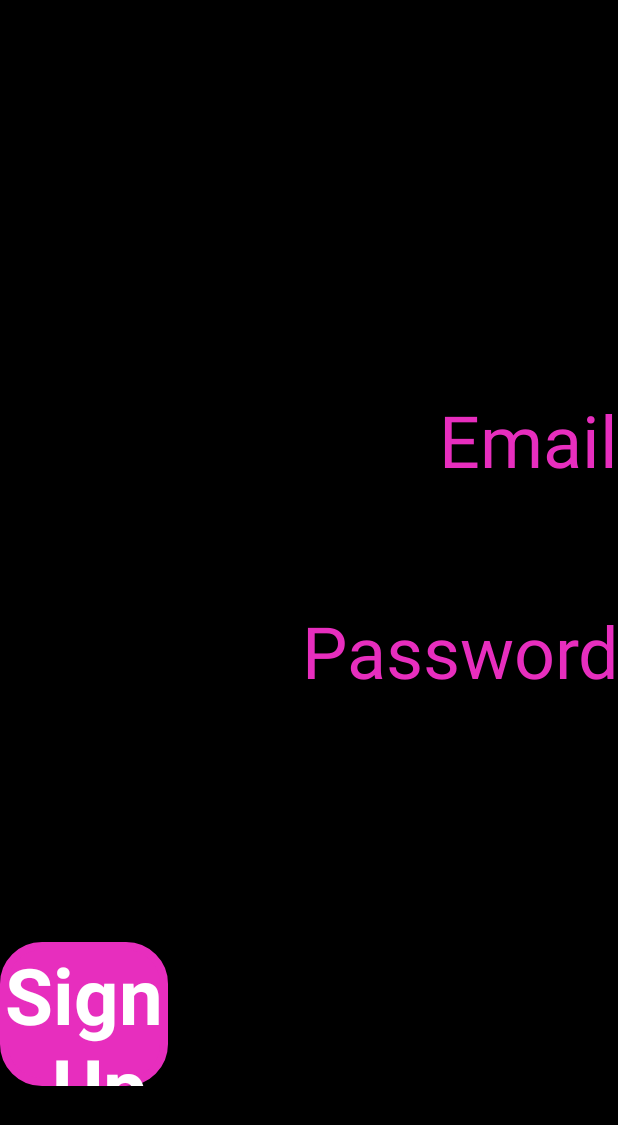
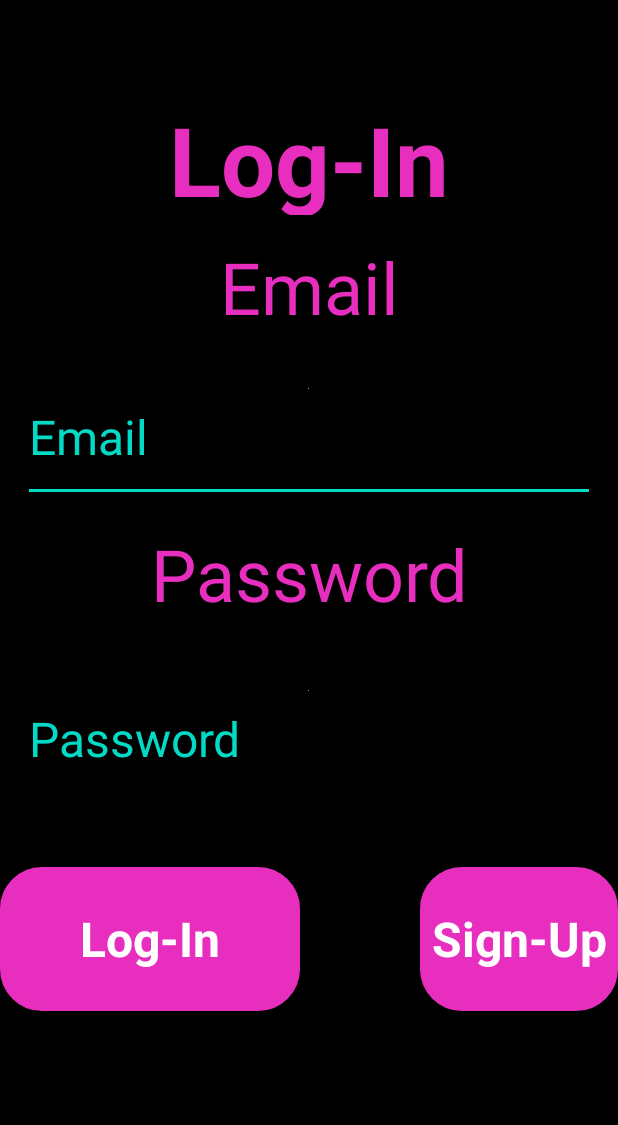
Before and after one commit to Dr-Thom/VARA-Platform, an Android app: the screen it shows after launch (LoginActivity), on a phone screen of 412 x 824 dp. Shown: the top 1125 px of the screen. Run offline under Robolectric (Android 15) with nearby library versions, the phone set to English and light mode, and no system bars.

Commit message:
Updates for Portait Mode

```diff
--- /dev/null
+++ b/VARA/app/src/main/res/layout-port/activity_login.xml
@@ -0,0 +1,137 @@
+<?xml version="1.0" encoding="utf-8"?>
+<RelativeLayout xmlns:android="http://schemas.android.com/apk/res/android"
+    android:id="@+id/loginPage"
+    android:layout_width="match_parent"
+    android:layout_height="match_parent"
+    android:background="@android:color/black">
+
+    <TextView
+        android:id = "@+id/txtLoginHeader"
+        android:layout_width = "50dp"
+        android:layout_height = "80dp"
+        android:layout_alignParentStart = "true"
+        android:layout_alignParentTop = "true"
+        android:layout_alignParentEnd = "true"
+        android:layout_centerHorizontal = "true"
+        android:layout_marginStart = "100dp"
+        android:layout_marginTop = "63dp"
+        android:layout_marginEnd = "100dp"
+        android:text = "@string/label_login"
+        android:textAlignment = "center"
+        android:textColor = "@color/colorPink"
+        android:textSize = "64sp"
+        android:textStyle = "bold" />
+
+    <EditText
+        android:id = "@+id/editEmailAddress"
+        android:layout_width = "wrap_content"
+        android:layout_height = "85dp"
+        android:layout_below = "@+id/txtEmail"
+        android:layout_alignParentStart = "true"
+        android:layout_alignParentEnd = "true"
+        android:layout_centerHorizontal = "true"
+        android:layout_marginStart = "15dp"
+        android:layout_marginTop = "15dp"
+        android:layout_marginEnd = "15dp"
+        android:autofillHints = ""
+        android:cursorVisible = "true"
+        android:drawableTop = "@color/colorAccent"
+        android:ems = "10"
+        android:fadingEdge = "horizontal|vertical"
+        android:hint = "@string/label_email"
+        android:importantForAccessibility = "auto"
+        android:inputType = "textEmailAddress"
+        android:maxLength = "200"
+        android:textColor = "@color/colorText"
+        android:textColorHint = "@color/colorAccent"
+        android:textSize = "32sp" />
+
+    <TextView
+        android:id = "@+id/txtEmail"
+        android:layout_width = "290dp"
+        android:layout_height = "75dp"
+        android:layout_below = "@+id/txtLoginHeader"
+        android:layout_alignParentStart = "true"
+        android:layout_alignParentEnd = "true"
+        android:layout_centerHorizontal = "true"
+        android:layout_marginStart = "40dp"
+        android:layout_marginTop = "15dp"
+        android:layout_marginEnd = "40dp"
+        android:text = "@string/label_email"
+        android:textAlignment = "center"
+        android:textColor = "@color/colorPink"
+        android:textSize = "48sp" />
+
+    <EditText
+        android:id = "@+id/editPassword"
+        android:layout_width = "wrap_content"
+        android:layout_height = "85dp"
+        android:layout_below = "@+id/txtPassword"
+        android:layout_alignParentStart = "true"
+        android:layout_alignParentEnd = "true"
+        android:layout_centerHorizontal = "true"
+        android:layout_marginStart = "15dp"
+        android:layout_marginTop = "15dp"
+        android:layout_marginEnd = "15dp"
+        android:drawableTop = "@color/colorAccent"
+        android:ems = "10"
+        android:fadingEdge = "horizontal|vertical"
+        android:hint = "@string/label_password"
+        android:imeOptions = "actionDone|actionGo|actionSend"
+        android:importantForAccessibility = "auto"
+        android:importantForAutofill = "no"
+        android:inputType = "textPassword"
+        android:maxLength = "200"
+        android:textColor = "@color/colorText"
+        android:textColorHint = "@color/colorAccent"
+        android:textSize = "32sp" />
+
+    <TextView
+        android:id = "@+id/txtPassword"
+        android:layout_width = "290dp"
+        android:layout_height = "85dp"
+        android:layout_below = "@+id/editEmailAddress"
+        android:layout_alignParentStart = "true"
+        android:layout_alignParentEnd = "true"
+        android:layout_centerHorizontal = "true"
+        android:layout_marginStart = "40dp"
+        android:layout_marginTop = "15dp"
+        android:layout_marginEnd = "40dp"
+        android:text = "@string/label_password"
+        android:textAlignment = "center"
+        android:textColor = "@color/colorPink"
+        android:textSize = "48sp" />
+
+    <Button
+        android:id="@+id/homeButton"
+        android:layout_width="300dp"
+        android:layout_height="75dp"
+        android:layout_alignParentStart="true"
+        android:layout_alignParentBottom="true"
+        android:layout_marginStart="40dp"
+        android:layout_marginBottom="85dp"
+        android:background="@drawable/custom_rounded_corners"
+        android:text="@string/label_home"
+        android:textColor="@color/colorWhite"
+        android:textSize="30sp"
+        android:visibility="gone"/>
+
+    <Button
+        android:id = "@+id/signupButton"
+        style = "@style/VaraPortraitTheme"
+        android:layout_alignParentEnd = "true"
+        android:layout_alignParentBottom = "true"
+        android:layout_marginStart = "80dp"
+        android:layout_marginBottom = "150dp"
+        android:layout_toEndOf = "@+id/loginButton"
+        android:text = "@string/label_sign_up" />
+
+    <Button
+        android:id = "@+id/loginButton"
+        style = "@style/VaraPortraitTheme"
+        android:layout_alignParentStart = "true"
+        android:layout_alignParentBottom = "true"
+        android:layout_marginBottom = "150dp"
+        android:text = "@string/label_login" />
+
+</RelativeLayout>
--- a/VARA/app/src/main/res/values/styles.xml
+++ b/VARA/app/src/main/res/values/styles.xml
@@ -15,5 +15,14 @@
         <item name="android:layout_height">96dp</item>
         <item name="android:background">@drawable/custom_rounded_corners</item>
     </style>
+    <style name="VaraPortraitTheme" parent="Theme.AppCompat.Light.DarkActionBar">
+        <!-- Customize your theme here. -->
+        <item name="android:textSize">32sp</item>
+        <item name="android:textStyle">bold</item>
+        <item name="android:textColor">@color/colorWhite</item>
+        <item name="android:layout_width">200dp</item>
+        <item name="android:layout_height">96dp</item>
+        <item name="android:background">@drawable/custom_rounded_corners</item>
+    </style>
 
 </resources>
```
Also changed, not shown: VARA/app/src/main/res/layout-port/activity_logo.xml (added, +82 -0 lines).
